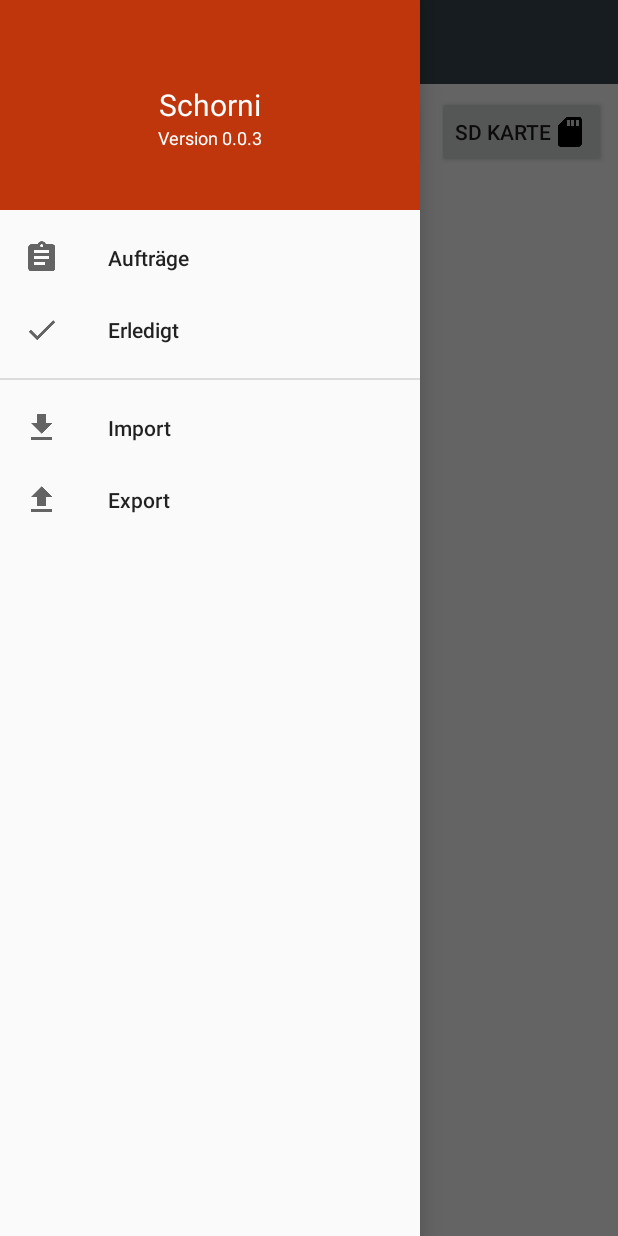
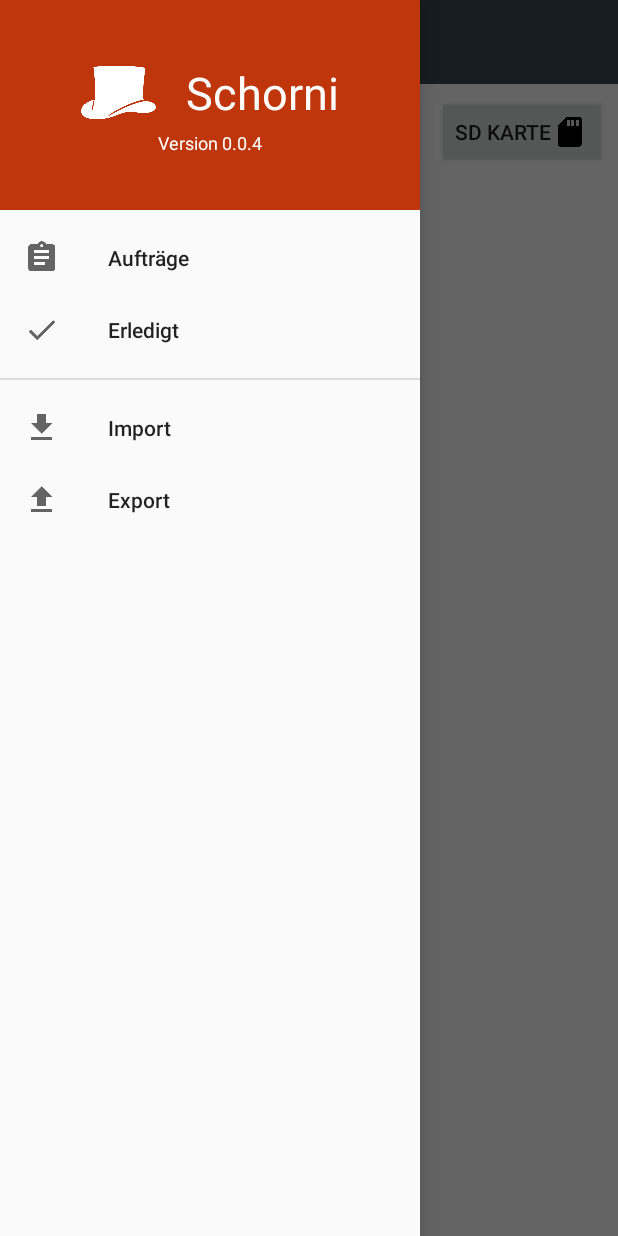
Before and after one commit to philan92/Schorni, an Android app: the ImportActivity screen opened directly, with no data from a screen before it, with the side drawer open, on a phone screen of 412 x 824 dp. Run offline under Robolectric (Android 15) with nearby library versions, the phone set to English and light mode, and no system bars; libraries missing offline, so code that uses them is left out: org.apache.poi.

Commit message:
Version 0.0.4 neues App Icon neues menu Design

```diff
--- a/app/build.gradle
+++ b/app/build.gradle
@@ -7,8 +7,8 @@ android {
         applicationId "de.philipplange.schorni"
         minSdkVersion 15
         targetSdkVersion 24
-        versionCode 2
-        versionName "0.0.2"
+        versionCode 3
+        versionName "0.0.4"
         testInstrumentationRunner "android.support.test.runner.AndroidJUnitRunner"
         multiDexEnabled true
     }
--- a/app/src/main/res/layout/navigation_header.xml
+++ b/app/src/main/res/layout/navigation_header.xml
@@ -1,27 +1,43 @@
 <?xml version="1.0" encoding="utf-8"?>
-<RelativeLayout xmlns:android="http://schemas.android.com/apk/res/android"
+<LinearLayout xmlns:android="http://schemas.android.com/apk/res/android"
+    xmlns:app="http://schemas.android.com/apk/res-auto"
     android:layout_width="match_parent"
     android:layout_height="140dp"
-    android:background="@color/colorAccent">
+    android:background="@color/colorAccent"
+    android:gravity="center"
+    android:orientation="vertical">
+
+    <LinearLayout
+        android:layout_width="match_parent"
+        android:layout_height="wrap_content"
+        android:gravity="center_horizontal">
+
+        <ImageView
+            android:layout_width="50dp"
+            android:layout_height="50dp"
+            app:srcCompat="@drawable/hut" />
+
+        <TextView
+            android:id="@+id/textView2"
+            android:layout_width="wrap_content"
+            android:layout_height="wrap_content"
+            android:layout_gravity="center_vertical"
+            android:layout_marginLeft="20dp"
+            android:text="Schorni"
+            android:textColor="@android:color/white"
+            android:textSize="30sp" />
+    </LinearLayout>
+
 
     <TextView
-        android:text="Schorni"
+        android:id="@+id/tvVersion"
         android:layout_width="wrap_content"
         android:layout_height="wrap_content"
-        android:layout_centerVertical="true"
-        android:layout_centerHorizontal="true"
-        android:id="@+id/textView2"
+        android:layout_below="@+id/textView2"
+        android:layout_gravity="center_horizontal"
+        android:text="@string/version"
         android:textColor="@android:color/white"
-        android:textSize="20sp" />
 
-    <TextView
-        android:text="@string/version"
-        android:layout_width="wrap_content"
-        android:layout_height="wrap_content"
-        android:id="@+id/tvVersion"
-        android:textColor="@android:color/white"
-        android:textSize="12sp"
-        android:layout_below="@+id/textView2"
-        android:layout_centerHorizontal="true" />
+        android:textSize="12sp" />
 
-</RelativeLayout>
+</LinearLayout>
--- a/app/src/main/res/values/strings.xml
+++ b/app/src/main/res/values/strings.xml
@@ -3,5 +3,5 @@
     <string name="open">Open</string>
     <string name="close">Close</string>
     <string name="assignments">Aufträge</string>
-    <string name="version">Version 0.0.3</string>
+    <string name="version">Version 0.0.4</string>
 </resources>
```
Also changed, not shown: app/src/main/res/drawable/drawable-hdpi/hut.9.png (added), app/src/main/res/drawable/drawable-mdpi/hut.9.png (added), app/src/main/res/drawable/drawable-xhdpi/hut.9.png (added), app/src/main/res/drawable/drawable-xxhdpi/hut.9.png (added), app/src/main/res/drawable/drawable-xxxhdpi/hut.9.png (added), app/src/main/res/drawable/hut.png (added), app/src/main/res/mipmap-hdpi/ic_launcher.png, app/src/main/res/mipmap-mdpi/ic_launcher.png, app/src/main/res/mipmap-xhdpi/ic_launcher.png, app/src/main/res/mipmap-xxhdpi/ic_launcher.png, app/src/main/res/mipmap-xxxhdpi/ic_launcher.png.
